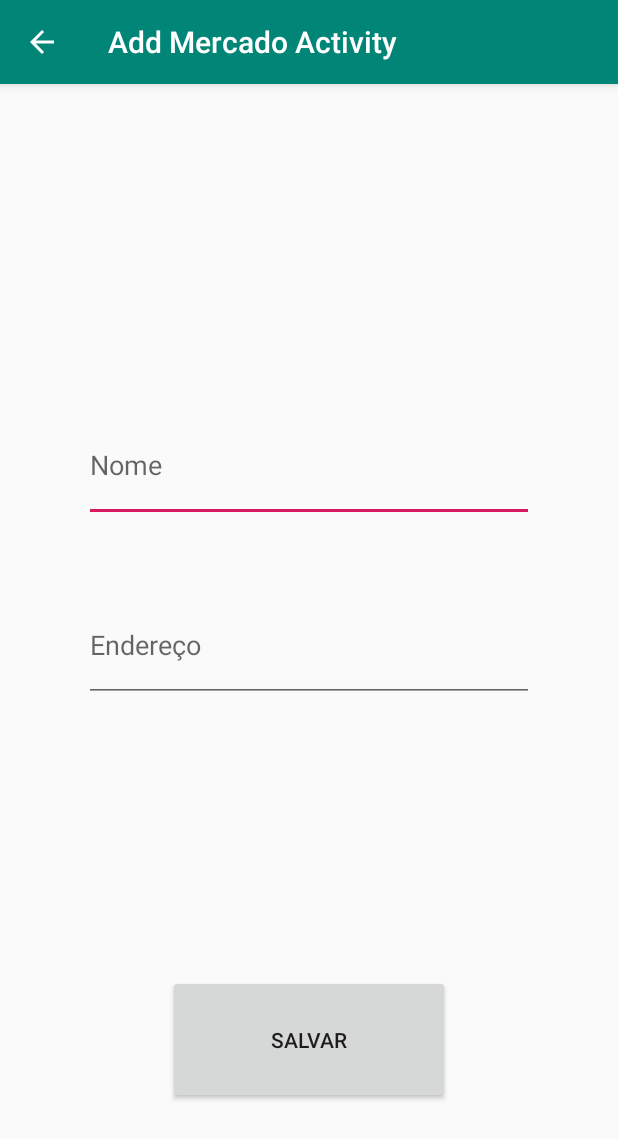
After one commit to LyandroFS/minhacervejabarata, an Android app: the AddMercadoActivity screen opened directly, with no data from a screen before it, on a phone screen of 412 x 824 dp. The commit adds this screen. Shown: the top 1139 px of the screen. Run offline under Robolectric (Android 15) with nearby library versions, the phone set to English and light mode, and no system bars.

Commit message:
adicionando pagina para cadastro de estabelecimentos comerciais

```diff
--- /dev/null
+++ b/app/src/main/java/br/com/academico/minhacervejabarata/AddMercadoActivity.java
@@ -0,0 +1,37 @@
+package br.com.academico.minhacervejabarata;
+
+import android.support.v7.app.AppCompatActivity;
+import android.os.Bundle;
+import android.view.View;
+import android.widget.EditText;
+
+import java.util.ArrayList;
+import java.util.List;
+
+import br.com.academico.minhacervejabarata.beans.Estabelecimento;
+import br.com.academico.minhacervejabarata.dao.EstabelecimentoDAO;
+
+public class AddMercadoActivity extends AppCompatActivity {
+
+    private EstabelecimentoDAO estabelecimentoDAO;
+    private EditText nomeText;
+    private EditText enderecoText;
+
+    @Override
+    protected void onCreate(Bundle savedInstanceState) {
+        super.onCreate(savedInstanceState);
+        setContentView(R.layout.activity_add_mercado);
+        estabelecimentoDAO = new EstabelecimentoDAO(getApplicationContext());
+        nomeText = (EditText) findViewById(R.id.nome);
+        enderecoText = (EditText) findViewById(R.id.endereco);
+
+    }
+
+    public void salvarMercado(View view) {
+        String nome = nomeText.getText().toString();
+        String endereco = enderecoText.getText().toString();
+        Estabelecimento estabelecimento = new Estabelecimento(nome,endereco);
+        estabelecimento = estabelecimentoDAO.createEstabelecimento(estabelecimento);
+
+    }
+}
--- /dev/null
+++ b/app/src/main/java/br/com/academico/minhacervejabarata/dao/EstabelecimentoDAO.java
@@ -0,0 +1,70 @@
+package br.com.academico.minhacervejabarata.dao;
+
+import android.content.ContentValues;
+import android.content.Context;
+import android.database.Cursor;
+import android.database.sqlite.SQLiteDatabase;
+import android.util.Log;
+import android.widget.EditText;
+
+import java.util.ArrayList;
+import java.util.List;
+
+import br.com.academico.minhacervejabarata.beans.Estabelecimento;
+import br.com.academico.minhacervejabarata.db.DatabaseHelper;
+
+public class EstabelecimentoDAO {
+
+    private static final String TABLE_SUPERMERCADO = "supermercado";
+    private static final String TABLE_SUPERMERCADO_COLUNA_NOME = "nome";
+    private static final String TABLE_SUPERMERCADO_COLUNA_ENDERECO = "endereco";
+    private static final String KEY_ID = "id";
+
+    private SQLiteDatabase db;
+
+    public EstabelecimentoDAO(Context context){
+        db = new DatabaseHelper(context).getWritableDatabase();
+    }
+    public Estabelecimento createEstabelecimento(Estabelecimento estabelecimento/*, long[] tag_ids*/) {
+
+        ContentValues values = new ContentValues();
+        values.put(TABLE_SUPERMERCADO_COLUNA_NOME, estabelecimento.getNome());
+        values.put(TABLE_SUPERMERCADO_COLUNA_ENDERECO, estabelecimento.getEndereco());
+
+        // insert row
+        Long id = db.insert(TABLE_SUPERMERCADO, null, values);
+
+        // assigning tags to todo
+        /*for (long tag_id : tag_ids) {
+            createTodoTag(todo_id, tag_id);
+        }*/
+
+
+        estabelecimento.setId(id.intValue());
+
+        return estabelecimento;
+
+    }
+
+    public List<Estabelecimento> getAllSupermercado() {
+        List<Estabelecimento> estabelecimentos = new ArrayList<Estabelecimento>();
+        String selectQuery = "SELECT  * FROM " + TABLE_SUPERMERCADO;
+
+        Cursor c = db.rawQuery(selectQuery, null);
+
+        // looping through all rows and adding to list
+        if (c.moveToFirst()) {
+            do {
+                Estabelecimento td = new Estabelecimento();
+                td.setId(c.getInt((c.getColumnIndex(KEY_ID))));
+                td.setNome((c.getString(c.getColumnIndex(TABLE_SUPERMERCADO_COLUNA_NOME))));
+                td.setEndereco(c.getString(c.getColumnIndex(TABLE_SUPERMERCADO_COLUNA_ENDERECO)));
+
+                // adding to estabelecimentos list
+                estabelecimentos.add(td);
+            } while (c.moveToNext());
+        }
+
+        return estabelecimentos;
+    }
+}
--- a/app/src/main/java/br/com/academico/minhacervejabarata/dao/SupermercadoDao.java
+++ /dev/null
@@ -1,6 +0,0 @@
-package br.com.academico.minhacervejabarata.dao;
-
-public class SupermercadoDao {
-
-
-}
--- /dev/null
+++ b/app/src/main/res/layout/activity_add_mercado.xml
@@ -0,0 +1,46 @@
+<?xml version="1.0" encoding="utf-8"?>
+<android.support.constraint.ConstraintLayout xmlns:android="http://schemas.android.com/apk/res/android"
+    xmlns:app="http://schemas.android.com/apk/res-auto"
+    xmlns:tools="http://schemas.android.com/tools"
+    android:layout_width="match_parent"
+    android:layout_height="match_parent"
+    tools:context=".AddMercadoActivity">
+
+    <EditText
+        android:id="@+id/nome"
+        android:layout_width="300dp"
+        android:layout_height="75dp"
+        android:layout_marginEnd="56dp"
+        android:layout_marginRight="56dp"
+        android:layout_marginBottom="476dp"
+        android:ems="10"
+        android:hint="Nome"
+        android:inputType="textNoSuggestions|textPersonName"
+        app:layout_constraintBottom_toBottomOf="parent"
+        app:layout_constraintEnd_toEndOf="parent" />
+
+    <EditText
+        android:id="@+id/endereco"
+        android:layout_width="300dp"
+        android:layout_height="75dp"
+        android:layout_marginEnd="56dp"
+        android:layout_marginRight="56dp"
+        android:layout_marginBottom="356dp"
+        android:ems="10"
+        android:hint="Endereço"
+        android:inputType="textPersonName"
+        app:layout_constraintBottom_toBottomOf="parent"
+        app:layout_constraintEnd_toEndOf="parent" />
+
+    <Button
+        android:id="@+id/button2"
+        android:layout_width="188dp"
+        android:layout_height="86dp"
+        android:layout_marginEnd="112dp"
+        android:layout_marginRight="112dp"
+        android:layout_marginBottom="88dp"
+        android:text="SALVAR"
+        android:onClick="salvarMercado"
+        app:layout_constraintBottom_toBottomOf="parent"
+        app:layout_constraintEnd_toEndOf="parent" />
+</android.support.constraint.ConstraintLayout>
--- a/app/src/main/res/layout/app_bar_main.xml
+++ b/app/src/main/res/layout/app_bar_main.xml
@@ -28,6 +28,7 @@
         android:layout_height="wrap_content"
         android:layout_gravity="bottom|end"
         android:layout_margin="@dimen/fab_margin"
-        app:srcCompat="@android:drawable/ic_dialog_email" />
+        android:onClick="addCerveja"
+        app:srcCompat="@android:drawable/ic_input_add" />
 
 </android.support.design.widget.CoordinatorLayout>
--- a/app/src/main/res/values/strings.xml
+++ b/app/src/main/res/values/strings.xml
@@ -6,4 +6,6 @@
     <string name="nav_header_subtitle">android.studio@android.com</string>
     <string name="nav_header_desc">Navigation header</string>
     <string name="action_settings">Settings</string>
+    <string name="activity_add_cerveja">Add Cerveja Activity</string>
+    <string name="activity_add_mercado">Add Mercado Activity</string>
 </resources>
--- a/build.gradle
+++ b/build.gradle
@@ -7,7 +7,7 @@ buildscript {
         jcenter()
     }
     dependencies {
-        classpath 'com.android.tools.build:gradle:3.2.1'
+        classpath 'com.android.tools.build:gradle:3.3.0'
 
 
         // NOTE: Do not place your application dependencies here; they belong
```
Also changed, not shown: app/src/main/AndroidManifest.xml (+16 -0 lines), app/src/main/java/br/com/academico/minhacervejabarata/AddCervejaActivity.java (added, +13 -0 lines), app/src/main/java/br/com/academico/minhacervejabarata/MainActivity.java (+80 -74 lines), app/src/main/java/br/com/academico/minhacervejabarata/beans/Estabelecimento.java (renamed from app/src/main/java/br/com/academico/minhacervejabarata/beans/Supermercado.java, +4 -4 lines), app/src/main/java/br/com/academico/minhacervejabarata/beans/Produto.java (+9 -9 lines), app/src/main/java/br/com/academico/minhacervejabarata/db/DatabaseHelper.java (+13 -64 lines), app/src/main/res/layout/activity_add_cerveja.xml (added, +44 -0 lines), app/src/main/res/layout/content_main.xml (+9 -0 lines), gradle/wrapper/gradle-wrapper.properties.
